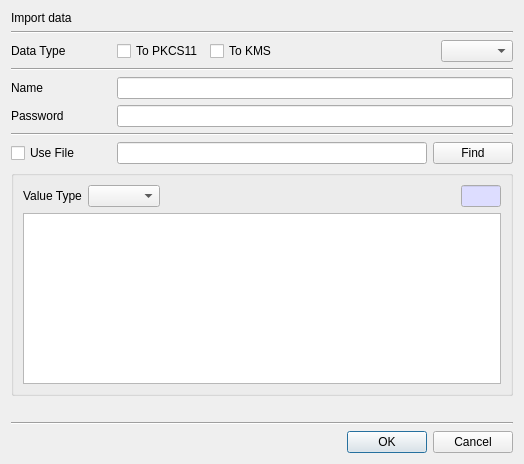
jykim74/CertMan, file CertMan/import_dlg.ui: the form before one commit.
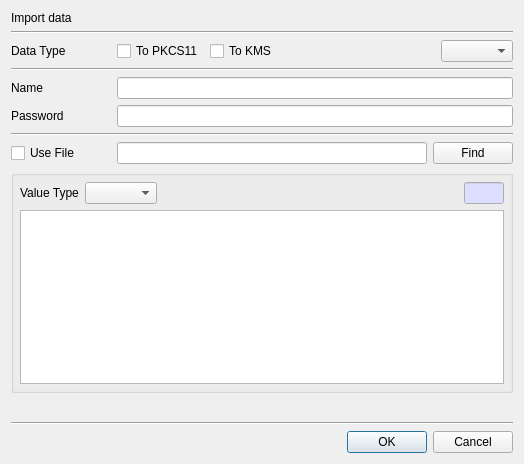
The form after the commit.

Patch:
```diff
--- a/CertMan/import_dlg.ui
+++ b/CertMan/import_dlg.ui
@@ -191,17 +191,20 @@
       <string/>
      </property>
      <layout class="QVBoxLayout" name="verticalLayout_2">
+      <property name="spacing">
+       <number>6</number>
+      </property>
       <property name="leftMargin">
-       <number>9</number>
+       <number>6</number>
       </property>
       <property name="topMargin">
-       <number>9</number>
+       <number>6</number>
       </property>
       <property name="rightMargin">
-       <number>9</number>
+       <number>6</number>
       </property>
       <property name="bottomMargin">
-       <number>9</number>
+       <number>6</number>
       </property>
       <item>
        <layout class="QGridLayout" name="gridLayout_6">
```
